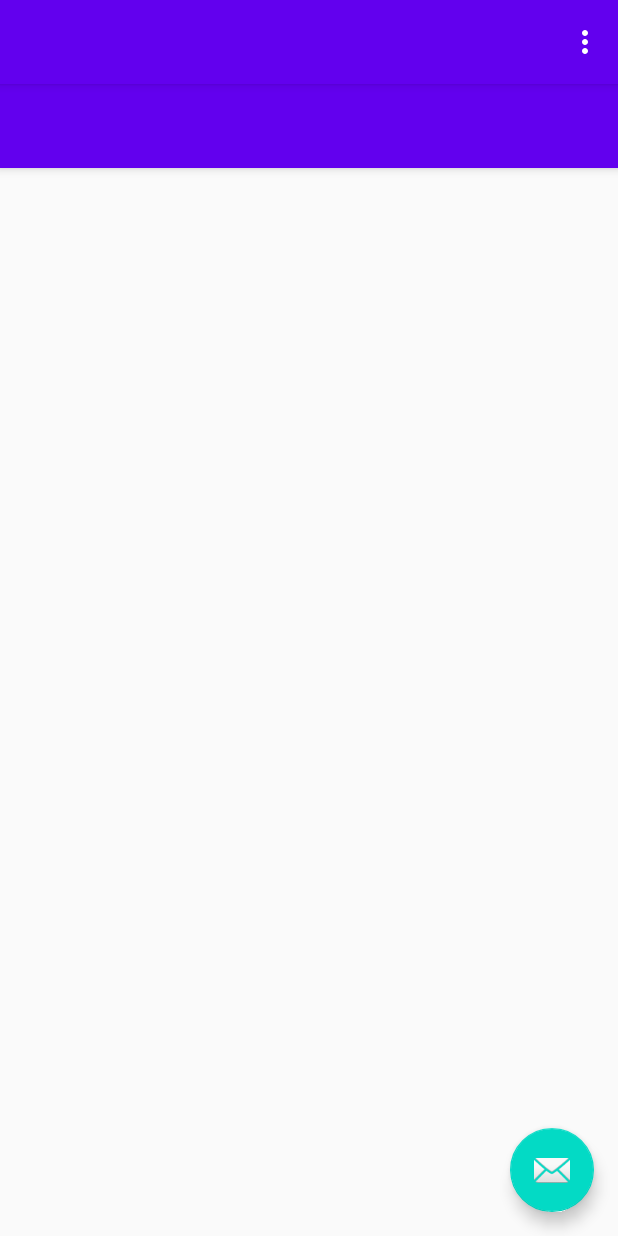
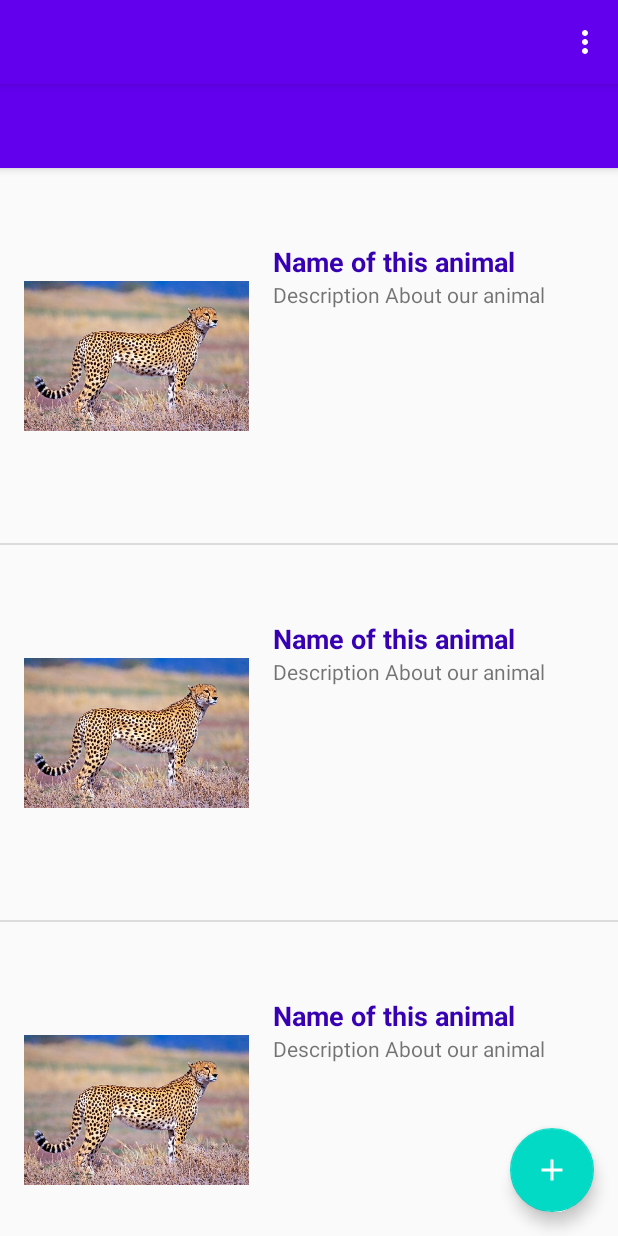
Before and after one commit to Zigfruid/myRedBook, an Android app: the MainActivity screen opened directly, with no data from a screen before it, on a phone screen of 412 x 824 dp. Run offline under Robolectric (Android 15) with nearby library versions, the phone set to English and light mode, and no system bars; 4 statements that could not run were skipped.

Commit message:
connect rv

```diff
--- /dev/null
+++ b/app/src/main/java/com/example/redbook/DataRecycleView/DataFromBase.kt
@@ -0,0 +1,3 @@
+package com.example.redbook.DataRecycleView
+
+class DataFromBase(val name: String, val description: String, image : String)
--- /dev/null
+++ b/app/src/main/java/com/example/redbook/DataRecycleView/MainAdapter.kt
@@ -0,0 +1,39 @@
+package com.example.redbook.DataRecycleView
+
+import android.view.LayoutInflater
+import android.view.View
+import android.view.ViewGroup
+import androidx.recyclerview.widget.RecyclerView
+import com.example.redbook.R
+
+class MainAdapter : RecyclerView.Adapter<MainAdapter.MainViewHolder>() {
+
+
+    var item: List<DataFromBase> = listOf()
+    set(value) {
+        field = value
+        notifyDataSetChanged()
+    }
+
+
+    inner class MainViewHolder(itemView: View) : RecyclerView.ViewHolder(itemView){
+
+        fun popMod(data: DataFromBase) {
+
+        }
+    }
+
+    override fun onCreateViewHolder(parent: ViewGroup, viewType: Int): MainViewHolder {
+        return  MainViewHolder(LayoutInflater.from(parent?.context).inflate(R.layout.recycle_item, parent, false))
+    }
+
+    override fun getItemCount(): Int {
+        return item.size
+    }
+
+    override fun onBindViewHolder(holder: MainAdapter.MainViewHolder, position: Int) {
+       holder.popMod(item[position])
+    }
+
+
+}
--- a/app/src/main/java/com/example/redbook/MainActivity.kt
+++ b/app/src/main/java/com/example/redbook/MainActivity.kt
@@ -3,21 +3,32 @@ package com.example.redbook
 import android.os.Bundle
 import android.view.Menu
 import androidx.appcompat.app.ActionBarDrawerToggle
-import com.google.android.material.floatingactionbutton.FloatingActionButton
-import com.google.android.material.snackbar.Snackbar
-import com.google.android.material.navigation.NavigationView
 import androidx.appcompat.app.AppCompatActivity
 import androidx.appcompat.widget.Toolbar
 import androidx.drawerlayout.widget.DrawerLayout
+import com.example.redbook.DataRecycleView.DataFromBase
+import com.example.redbook.DataRecycleView.MainAdapter
+import com.example.redbook.fragment.FragmentWithRecycleView
+import com.google.android.material.floatingactionbutton.FloatingActionButton
+import com.google.android.material.navigation.NavigationView
+import com.google.android.material.snackbar.Snackbar
+import kotlinx.android.synthetic.main.fragement_rv1.*
 
 class MainActivity : AppCompatActivity() {
 
+    private val mAdapter = MainAdapter()
 
     override fun onCreate(savedInstanceState: Bundle?) {
         super.onCreate(savedInstanceState)
         setContentView(R.layout.activity_main)
         val toolbar: Toolbar = findViewById(R.id.toolbar)
         setSupportActionBar(toolbar)
+        if (savedInstanceState == null) {
+            supportFragmentManager
+                .beginTransaction()
+                .replace(R.id.fragment_container, FragmentWithRecycleView())
+                .commit()
+        }
 
         val fab: FloatingActionButton = findViewById(R.id.fab)
         fab.setOnClickListener { view ->
@@ -45,4 +56,11 @@ class MainActivity : AppCompatActivity() {
         return true
     }
 
+//    private fun fillData(){
+//        for (i in 1..100){
+//            val name: DataFromBase = DataFromBase("name", "decs", " ")
+//            massiv.add(name)
+//        }
+//        mAdapter.item = massiv
+//    }
 }
--- /dev/null
+++ b/app/src/main/java/com/example/redbook/fragment/FragmentWithRecycleView.kt
@@ -0,0 +1,56 @@
+package com.example.redbook.fragment
+
+import android.content.Context
+import android.os.Bundle
+import android.provider.ContactsContract
+import android.view.LayoutInflater
+import android.view.View
+import android.view.ViewGroup
+import androidx.fragment.app.Fragment
+import androidx.recyclerview.widget.DividerItemDecoration
+import androidx.recyclerview.widget.LinearLayoutManager
+import androidx.recyclerview.widget.RecyclerView
+import com.example.redbook.DataRecycleView.DataFromBase
+import com.example.redbook.DataRecycleView.MainAdapter
+import com.example.redbook.R
+import kotlinx.android.synthetic.main.fragement_rv1.*
+
+open class FragmentWithRecycleView: Fragment(){
+
+    private lateinit var rootView: View
+    lateinit var recycleView: RecyclerView
+    lateinit var adapter: MainAdapter
+    override fun onCreate(savedInstanceState: Bundle?) {
+        super.onCreate(savedInstanceState)
+        onCreateComponent()
+        fillData()
+    }
+        private fun onCreateComponent(){
+            adapter = MainAdapter()
+        }
+
+    override fun onCreateView(
+        inflater: LayoutInflater,
+        container: ViewGroup?,
+        savedInstanceState: Bundle?
+    ): View? {
+        rootView = inflater.inflate(R.layout.fragement_rv1, container, false)
+        recycleView = rootView.findViewById(R.id.rv1)
+        recycleView.addItemDecoration(DividerItemDecoration(context, LinearLayoutManager.VERTICAL))
+        recycleView.layoutManager = LinearLayoutManager(activity)
+        recycleView.adapter = adapter
+        return  rootView
+    }
+
+    private fun fillData(){
+        val massiv: MutableList<DataFromBase> = mutableListOf()
+        for (i in 1..100){
+            val item: DataFromBase = DataFromBase("name"," Dec", " ")
+            massiv.add(item)
+
+        }
+        adapter.item = massiv
+    }
+
+
+}
--- /dev/null
+++ b/app/src/main/res/drawable/ic_add_white_24dp.xml
@@ -0,0 +1,5 @@
+<vector android:height="24dp" android:tint="#FFFFFF"
+    android:viewportHeight="24.0" android:viewportWidth="24.0"
+    android:width="24dp" xmlns:android="http://schemas.android.com/apk/res/android">
+    <path android:fillColor="#FF000000" android:pathData="M19,13h-6v6h-2v-6H5v-2h6V5h2v6h6v2z"/>
+</vector>
--- a/app/src/main/res/layout/app_bar_main.xml
+++ b/app/src/main/res/layout/app_bar_main.xml
@@ -28,6 +28,6 @@
         android:layout_height="wrap_content"
         android:layout_gravity="bottom|end"
         android:layout_margin="@dimen/fab_margin"
-        app:srcCompat="@android:drawable/ic_dialog_email" />
+        app:srcCompat="@drawable/ic_add_white_24dp" />
 
 </androidx.coordinatorlayout.widget.CoordinatorLayout>
--- a/app/src/main/res/layout/content_main.xml
+++ b/app/src/main/res/layout/content_main.xml
@@ -6,5 +6,11 @@
     android:layout_height="match_parent"
     app:layout_behavior="@string/appbar_scrolling_view_behavior"
     tools:showIn="@layout/app_bar_main">
+    <RelativeLayout
+        android:id="@+id/fragment_container"
+        android:layout_width="match_parent"
+        android:layout_height="match_parent"/>
+
+
 
 </androidx.constraintlayout.widget.ConstraintLayout>
--- /dev/null
+++ b/app/src/main/res/layout/fragement_rv1.xml
@@ -0,0 +1,15 @@
+<?xml version="1.0" encoding="utf-8"?>
+<androidx.constraintlayout.widget.ConstraintLayout xmlns:android="http://schemas.android.com/apk/res/android"
+    xmlns:tools="http://schemas.android.com/tools"
+    android:layout_width="match_parent"
+    android:layout_height="match_parent"
+    xmlns:app="http://schemas.android.com/apk/res-auto">
+
+    <androidx.recyclerview.widget.RecyclerView
+        android:id="@+id/rv1"
+        android:layout_width="match_parent"
+        app:layoutManager="androidx.recyclerview.widget.LinearLayoutManager"
+        android:orientation="vertical"
+        android:layout_height="match_parent"
+        tools:listitem="@layout/recycle_item"/>
+</androidx.constraintlayout.widget.ConstraintLayout>
--- /dev/null
+++ b/app/src/main/res/layout/recycle_item.xml
@@ -0,0 +1,39 @@
+<?xml version="1.0" encoding="utf-8"?>
+<androidx.constraintlayout.widget.ConstraintLayout
+    xmlns:android="http://schemas.android.com/apk/res/android"
+    android:layout_width="match_parent"
+    android:layout_height="250dp"
+    xmlns:app="http://schemas.android.com/apk/res-auto">
+
+        <ImageView
+            app:layout_constraintTop_toTopOf="parent"
+            app:layout_constraintBottom_toBottomOf="parent"
+            app:layout_constraintStart_toStartOf="parent"
+            android:src="@drawable/gepadr"
+            android:id="@+id/iv1"
+            android:layout_width="150dp"
+            android:layout_height="150dp"
+            android:layout_gravity="center_vertical"
+            android:layout_marginStart="16dp"
+            />
+        <TextView
+            android:id="@+id/tvName"
+            android:layout_width="wrap_content"
+            app:layout_constraintTop_toTopOf="@id/iv1"
+            app:layout_constraintStart_toEndOf="@id/iv1"
+            android:layout_marginStart="16dp"
+            android:textSize="18sp"
+            android:textStyle="bold"
+            android:textColor="@color/colorPrimaryDark"
+            android:text="Name of this animal"
+            android:layout_height="wrap_content"/>
+    <TextView
+        android:id="@+id/tvDescription"
+        android:layout_width="wrap_content"
+        android:layout_height="wrap_content"
+        app:layout_constraintTop_toBottomOf="@id/tvName"
+        app:layout_constraintStart_toStartOf="@id/tvName"
+        android:text="Description About our animal"/>
+
+
+</androidx.constraintlayout.widget.ConstraintLayout>
```
Also changed, not shown: app/src/main/res/drawable/gepadr.jpg (added).
